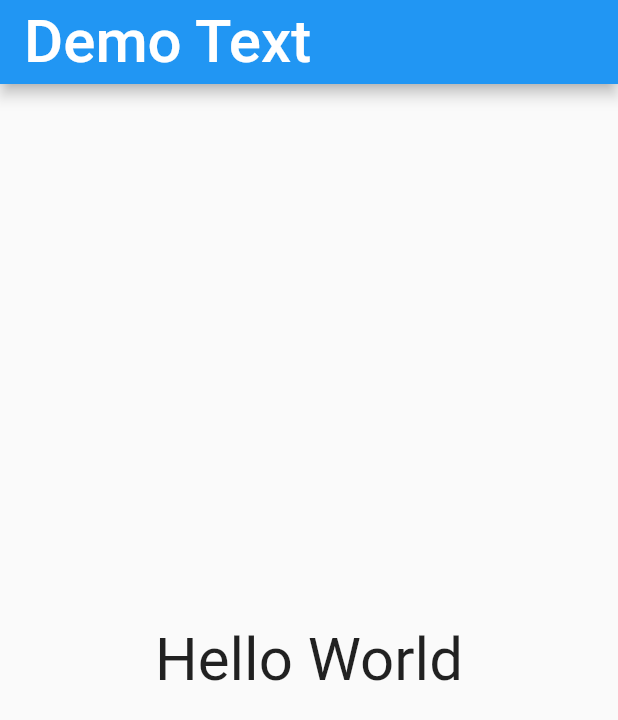
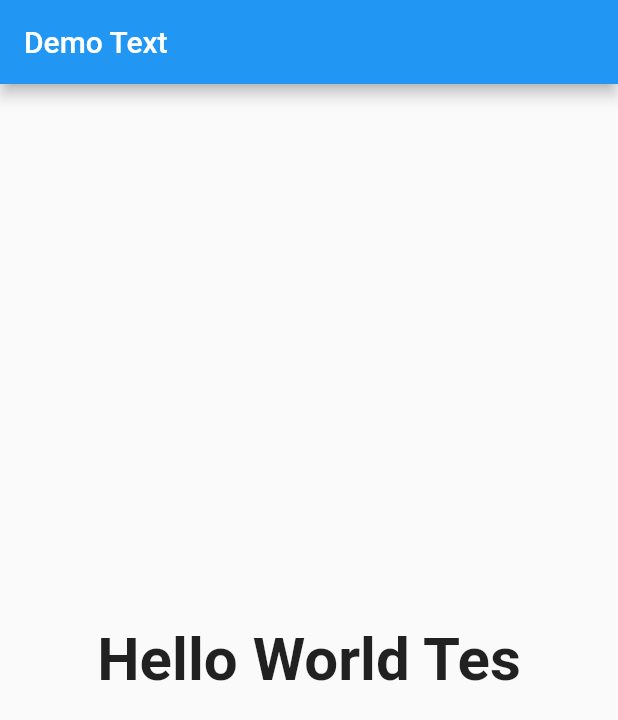
Before and after one commit to siubie/Flutter-Series-Text-Widget, a Flutter app: the screen it shows after launch, on a phone screen of 412 x 824 dp. Shown: the top 720 px of the screen. Run offline on Flutter 3.47's test engine with Material 2 defaults, Android fonts, the phone set to English and light mode, and no system bars.

Commit message:
Start Font Weight

```diff
--- a/lib/main.dart
+++ b/lib/main.dart
@@ -17,13 +17,15 @@ class MyApp extends StatelessWidget {
         appBar: AppBar(
           title: Text(
             "Demo Text",
-            style: TextStyle(fontSize: 40),
           ),
         ),
         body: Center(
           child: Text(
-            "Hello World",
-            style: TextStyle(fontSize: 40),
+            "Hello World Tes",
+            style: TextStyle(
+              fontSize: 40,
+              fontWeight: FontWeight.w600,
+            ),
           ),
         ),
       ),
```
